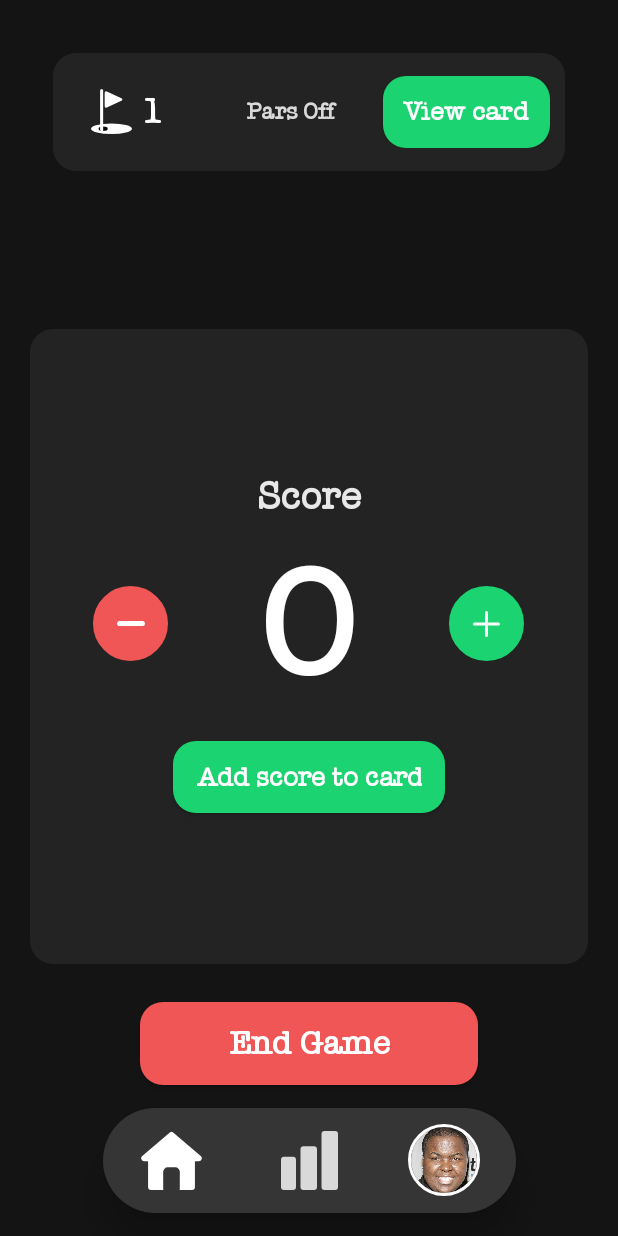
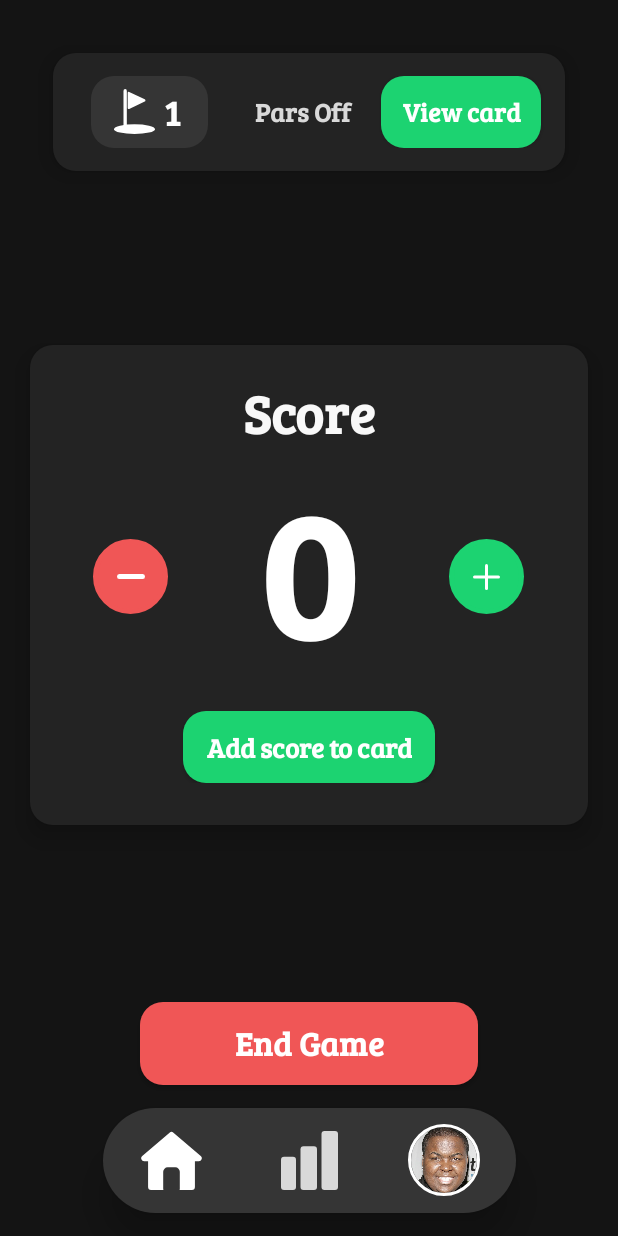
Before and after one commit to Jogira/Putt-Putt-Scorecard-Android-App, an Android app: the AddPointsActivity screen opened directly, with no data from a screen before it, on a phone screen of 412 x 824 dp. Run offline under Robolectric (Android 15) with nearby library versions, the phone set to English and light mode, and no system bars; our stand-ins replace CircleImageView; 6 statements that could not run were skipped.

Commit message:
-changed font (again), added crown icon, improved addPlayers scrollview

```diff
--- a/app/src/main/res/drawable/ic_hole.xml
+++ b/app/src/main/res/drawable/ic_hole.xml
@@ -1,22 +1,35 @@
 <vector xmlns:android="http://schemas.android.com/apk/res/android"
     android:width="27dp"
     android:height="30dp"
-    android:viewportWidth="27"
-    android:viewportHeight="30">
+    android:viewportWidth="147"
+    android:viewportHeight="144">
   <path
-      android:pathData="M20.033,6.092a1,1 0,0 1,-0 1.816l-9.614,4.437A1,1 0,0 1,9 11.437L9,2.563a1,1 0,0 1,1.419 -0.908Z"
+      android:pathData="M110.253,32.814a4,4 0,0 1,-0 7.372l-55.7,23.474A4,4 0,0 1,49 59.974L49,13.026A4,4 127.534,0 1,54.553 9.34Z"
       android:fillColor="#fff"/>
   <path
-      android:pathData="M0,26.5a13.5,3.5 0,1 0,27 0a13.5,3.5 0,1 0,-27 0z"
+      android:pathData="M0,128.5a73.5,15.5 0,1 0,147 0a73.5,15.5 0,1 0,-147 0z"
       android:fillColor="#fff"/>
   <path
-      android:pathData="M5,26.5a3,1.5 0,1 0,6 0a3,1.5 0,1 0,-6 0z"
-      android:fillColor="#0b0b0b"/>
-  <path
-      android:pathData="M7,0L7,0A1,1 0,0 1,8 1L8,27A1,1 0,0 1,7 28L7,28A1,1 0,0 1,6 27L6,1A1,1 0,0 1,7 0z"
+      android:pathData="M28,125.5a15.5,6.5 0,1 0,31 0a15.5,6.5 0,1 0,-31 0z"
       android:fillColor="#fff"/>
   <path
-      android:pathData="M7.5,27L7.5,28"
+      android:pathData="M40,0L40,0A6,6 0,0 1,46 6L46,125A6,6 0,0 1,40 131L40,131A6,6 0,0 1,34 125L34,6A6,6 0,0 1,40 0z"
+      android:fillColor="#fff"/>
+  <path
+      android:pathData="M71,123a7.5,7 0,1 0,15 0a7.5,7 0,1 0,-15 0z"
+      android:fillColor="#fff"/>
+  <path
+      android:pathData="M34.846,125.725c-0.038,5.88 1.2,4.707 1.2,4.707l2.526,0.731 1.741,0.237 0.969,0.084h3.139l0.6,-0.084h0.451v-5.885"
+      android:strokeWidth="1"
+      android:fillColor="#fff"
+      android:strokeColor="#fff"/>
+  <path
+      android:pathData="M34.517,124.56v3.069l1.541,0.329 0.383,0.083 0.523,0.094 0.452,0.061 0.524,0.06h0.475"
+      android:strokeWidth="1"
+      android:fillColor="#00000000"
+      android:strokeColor="#fff"/>
+  <path
+      android:pathData="M34.518,127.852v2.175l0.722,0.226 0.983,0.321 0.493,0.128 0.511,0.094 0.487,0.09 0.392,0.057 0.469,0.057"
       android:strokeWidth="1"
       android:fillColor="#00000000"
       android:strokeColor="#fff"/>
--- a/app/src/main/res/drawable/putt_points_logo.xml
+++ b/app/src/main/res/drawable/putt_points_logo.xml
@@ -19,17 +19,17 @@
       android:pathData="M71,123a7.5,7 0,1 0,15 0a7.5,7 0,1 0,-15 0z"
       android:fillColor="#fff"/>
   <path
-      android:pathData="M34.203,125.48c-0.042,5.88 1.327,4.707 1.327,4.707l2.8,0.731 1.93,0.237 1.073,0.084h3.479l0.67,-0.084h0.5v-5.885"
+      android:pathData="M34.846,125.725c-0.038,5.88 1.2,4.707 1.2,4.707l2.526,0.731 1.741,0.237 0.969,0.084h3.139l0.6,-0.084h0.451v-5.885"
       android:strokeWidth="1"
       android:fillColor="#fff"
       android:strokeColor="#fff"/>
   <path
-      android:pathData="M34.201,126.236v3.069l1.666,0.329 0.414,0.083 0.565,0.094 0.488,0.061 0.567,0.06h0.514"
+      android:pathData="M34.517,124.56v3.069l1.541,0.329 0.383,0.083 0.523,0.094 0.452,0.061 0.524,0.06h0.475"
       android:strokeWidth="1"
       android:fillColor="#00000000"
       android:strokeColor="#fff"/>
   <path
-      android:pathData="M34.202,128.256v1.784l0.722,0.185 0.983,0.263 0.493,0.105 0.511,0.077 0.487,0.074 0.392,0.047 0.469,0.047"
+      android:pathData="M34.518,127.852v2.175l0.722,0.226 0.983,0.321 0.493,0.128 0.511,0.094 0.487,0.09 0.392,0.057 0.469,0.057"
       android:strokeWidth="1"
       android:fillColor="#00000000"
       android:strokeColor="#fff"/>
--- a/app/src/main/res/layout/activity_settings.xml
+++ b/app/src/main/res/layout/activity_settings.xml
@@ -67,7 +67,7 @@
         android:layout_width="wrap_content"
         android:layout_height="wrap_content"
         android:layout_marginTop="5dp"
-        android:fontFamily="@font/american_typerwriter"
+        android:fontFamily="@font/bree_serif"
         android:text="Settings"
         android:textColor="#d9d9d9"
         android:textSize="30sp"
--- a/app/src/main/res/layout/activity_stats.xml
+++ b/app/src/main/res/layout/activity_stats.xml
@@ -67,7 +67,7 @@
         android:layout_width="wrap_content"
         android:layout_height="wrap_content"
         android:layout_marginTop="5dp"
-        android:fontFamily="@font/american_typerwriter"
+        android:fontFamily="@font/bree_serif"
         android:text="Stats"
         android:textColor="#d9d9d9"
         android:textSize="30sp"
--- a/app/src/main/res/layout/add_points.xml
+++ b/app/src/main/res/layout/add_points.xml
@@ -98,7 +98,7 @@
         android:layout_marginBottom="15dp"
         android:background="@drawable/rounded_background"
         android:backgroundTint="@color/colorAccentSecondary"
-        android:fontFamily="@font/american_typerwriter"
+        android:fontFamily="@font/bree_serif"
         android:paddingStart="20dp"
         android:paddingEnd="20dp"
         android:text="End Game"
@@ -106,6 +106,7 @@
         android:textColor="#FFFFFF"
         android:textSize="22sp"
         android:textStyle="bold"
+        android:translationZ="5dp"
         app:layout_constraintBottom_toTopOf="@+id/navBar"
         app:layout_constraintEnd_toEndOf="parent"
         app:layout_constraintStart_toStartOf="parent" />
@@ -125,6 +126,7 @@
         android:paddingTop="15dp"
         android:paddingEnd="10dp"
         android:paddingBottom="15dp"
+        android:translationZ="10dp"
         android:weightSum="1"
         app:layout_constraintEnd_toEndOf="parent"
         app:layout_constraintStart_toStartOf="parent"
@@ -133,14 +135,17 @@
         <TextView
             android:id="@+id/CurrentHole"
             android:layout_width="wrap_content"
-            android:layout_height="wrap_content"
+            android:layout_height="match_parent"
             android:layout_marginStart="15dp"
-            android:layout_marginEnd="10dp"
-            android:layout_weight=".25"
+            android:layout_marginEnd="25dp"
+            android:layout_weight=".35"
+            android:background="@drawable/rounded_background"
+            android:backgroundTint="@color/colorTertiaryDark"
             android:drawableStart="@drawable/ic_hole"
             android:drawablePadding="6dp"
-            android:fontFamily="@font/american_typerwriter"
+            android:fontFamily="@font/bree_serif"
             android:gravity="center_vertical"
+            android:paddingStart="15dp"
             android:text="1"
             android:textAlignment="textStart"
             android:textColor="#FDFDFD"
@@ -151,8 +156,8 @@
             android:id="@+id/parView"
             android:layout_width="wrap_content"
             android:layout_height="match_parent"
-            android:layout_marginEnd="10dp"
-            android:layout_weight=".5"
+            android:layout_marginEnd="15dp"
+            android:layout_weight=".2"
             android:gravity="center_vertical"
             android:orientation="vertical"
             android:visibility="visible">
@@ -161,11 +166,11 @@
                 android:id="@+id/parText"
                 android:layout_width="match_parent"
                 android:layout_height="wrap_content"
-                android:fontFamily="@font/american_typerwriter"
+                android:fontFamily="@font/bree_serif"
                 android:text="Pars Off"
                 android:textAlignment="center"
                 android:textColor="#d9d9d9"
-                android:textSize="15dp"
+                android:textSize="17sp"
                 android:textStyle="bold" />
         </LinearLayout>
 
@@ -173,21 +178,22 @@
             android:id="@+id/viewCard"
             android:layout_width="wrap_content"
             android:layout_height="wrap_content"
-            android:layout_weight=".25"
+            android:layout_weight=".35"
             android:background="@drawable/rounded_background"
-            android:fontFamily="@font/american_typerwriter"
+            android:fontFamily="@font/bree_serif"
             android:text="View card"
             android:textAppearance="@style/TextAppearance.AppCompat.Body1"
             android:textColor="#FFFFFF"
             android:textSize="17sp"
-            android:textStyle="bold" />
+            android:textStyle="bold"
+            android:translationZ="2dp" />
 
     </LinearLayout>
 
     <LinearLayout
         android:id="@+id/gameViewMainContent"
         android:layout_width="0dp"
-        android:layout_height="0dp"
+        android:layout_height="wrap_content"
         android:layout_marginStart="20dp"
         android:layout_marginTop="10dp"
         android:layout_marginEnd="20dp"
@@ -196,8 +202,9 @@
         android:backgroundTint="@color/colorSecondaryDark"
         android:gravity="center_horizontal|center_vertical"
         android:orientation="vertical"
-        android:paddingTop="18dp"
-        android:paddingBottom="22dp"
+        android:paddingTop="20dp"
+        android:paddingBottom="28dp"
+        android:translationZ="10dp"
         app:layout_constraintBottom_toTopOf="@+id/endGame"
         app:layout_constraintEnd_toEndOf="parent"
         app:layout_constraintHorizontal_bias="0.0"
@@ -209,12 +216,11 @@
             android:id="@+id/gameViewScoreTitle"
             android:layout_width="match_parent"
             android:layout_height="wrap_content"
-            android:layout_marginBottom="12dp"
-            android:fontFamily="@font/american_typerwriter"
+            android:fontFamily="@font/bree_serif"
             android:text="Score"
             android:textAlignment="center"
-            android:textColor="#E8E8E8"
-            android:textSize="26sp"
+            android:textColor="#F8F8F8"
+            android:textSize="36sp"
             android:textStyle="bold" />
 
         <LinearLayout
@@ -235,6 +241,7 @@
                 android:layout_marginBottom="0dp"
                 android:background="@drawable/circle"
                 android:backgroundTint="@color/colorAccentSecondary"
+                android:translationZ="2dp"
                 app:srcCompat="@drawable/ic_minus" />
 
             <TextView
@@ -243,14 +250,15 @@
                 android:layout_height="wrap_content"
                 android:layout_marginStart="0dp"
                 android:layout_marginEnd="0dp"
-                android:layout_marginBottom="0dp"
+                android:layout_marginBottom="5dp"
                 android:layout_weight=".9"
-                android:fontFamily="@font/american_typerwriter"
+                android:autoSizeMinTextSize="35sp"
+                android:fontFamily="@font/bree_serif"
                 android:text="0"
                 android:textAlignment="center"
                 android:textAppearance="@style/TextAppearance.AppCompat.Body1"
                 android:textColor="#FFFFFF"
-                android:textSize="100dp"
+                android:textSize="120dp"
                 android:textStyle="bold" />
 
             <ImageButton
@@ -261,6 +269,7 @@
                 android:layout_marginBottom="0dp"
                 android:background="@drawable/circle"
                 android:backgroundTint="@color/colorAccent"
+                android:translationZ="2dp"
                 app:srcCompat="@drawable/ic_add" />
         </LinearLayout>
 
@@ -268,16 +277,17 @@
             android:id="@+id/addScoreButton"
             android:layout_width="wrap_content"
             android:layout_height="wrap_content"
-            android:layout_marginTop="20dp"
+            android:layout_marginTop="5dp"
             android:background="@drawable/rounded_background"
-            android:fontFamily="@font/american_typerwriter"
+            android:fontFamily="@font/bree_serif"
             android:paddingStart="15dp"
             android:paddingEnd="15dp"
             android:text="Add score to card"
             android:textAppearance="@style/TextAppearance.AppCompat.Body2"
             android:textColor="#FFFFFF"
             android:textSize="18sp"
-            android:textStyle="bold" />
+            android:textStyle="bold"
+            android:translationZ="5dp" />
     </LinearLayout>
 
 </androidx.constraintlayout.widget.ConstraintLayout>
--- a/app/src/main/res/layout/item_active_view.xml
+++ b/app/src/main/res/layout/item_active_view.xml
@@ -39,12 +39,11 @@
             android:layout_width="wrap_content"
             android:layout_height="match_parent"
             android:layout_marginStart="5dp"
-            android:layout_marginTop="5dp"
-            android:fontFamily="@font/american_typerwriter"
+            android:fontFamily="@font/bree_serif"
             android:gravity="left|center_vertical"
             android:text="1"
             android:textColor="#FFFFFF"
-            android:textSize="26sp"
+            android:textSize="28sp"
             android:textStyle="bold" />
     </LinearLayout>
 
--- a/app/src/main/res/layout/player_profile_view.xml
+++ b/app/src/main/res/layout/player_profile_view.xml
@@ -23,7 +23,7 @@
         android:layout_width="wrap_content"
         android:layout_height="wrap_content"
         android:layout_marginTop="5dp"
-        android:fontFamily="@font/american_typerwriter"
+        android:fontFamily="@font/bree_serif"
         android:text="Name"
         android:textAlignment="center"
         android:textColor="#FFFFFF"
--- a/app/src/main/res/layout/scorecard_row.xml
+++ b/app/src/main/res/layout/scorecard_row.xml
@@ -20,7 +20,7 @@
         android:layout_width="wrap_content"
         android:layout_height="match_parent"
         android:layout_weight=".78"
-        android:fontFamily="@font/american_typerwriter"
+        android:fontFamily="@font/bree_serif"
         android:gravity="center_vertical"
         android:text="Name"
         android:textColor="#ffffff"
@@ -34,8 +34,10 @@
         android:layout_weight=".2"
         android:background="@drawable/rounded_background"
         android:backgroundTint="@color/colorTertiaryDark"
+        android:fontFamily="@font/bree_serif"
         android:gravity="center"
         android:text="1"
+        android:textAppearance="@style/TextAppearance.AppCompat.Body1"
         android:textColor="#ffffff"
         android:textSize="28sp"
         android:textStyle="bold" />
```
Also changed, not shown: app/src/main/res/drawable/ic_crown.xml (added, +30 -0 lines), app/src/main/res/layout/activity_main.xml (+7 -19 lines), app/src/main/res/layout/add_players.xml (+10 -13 lines), app/src/main/res/layout/item_history_view.xml (+22 -7 lines), app/src/main/res/layout/popup.xml (+5 -5 lines), app/src/main/res/layout/scorecard_activity.xml (+8 -5 lines), app/src/main/res/font/bree_serif.ttf (added).
